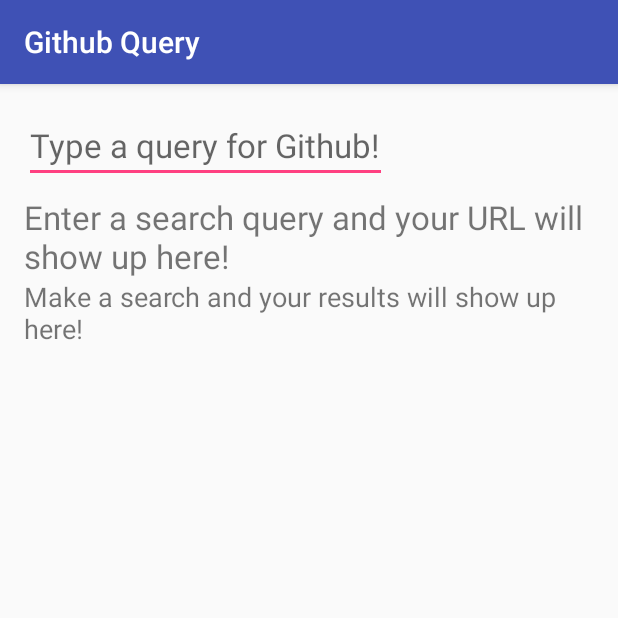
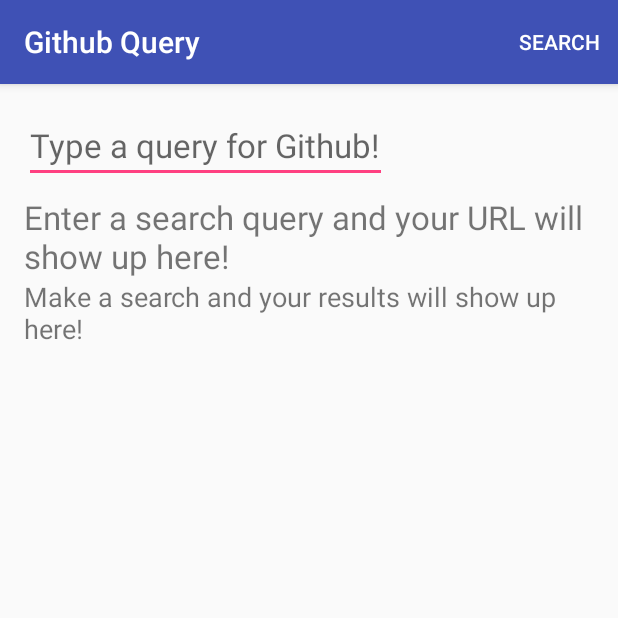
Before and after one commit to kupolin/T02.01-Exercise-CreateLayout, an Android app: the screen it shows after launch (MainActivity), on a phone screen of 412 x 824 dp, the top half of it. Run offline under Robolectric (Android 15) with nearby library versions, the phone set to English and light mode, and no system bars.

Commit message:
Added menu

```diff
--- a/app/src/main/java/com/example/android/datafrominternet/MainActivity.java
+++ b/app/src/main/java/com/example/android/datafrominternet/MainActivity.java
@@ -15,15 +15,21 @@
  */
 package com.example.android.datafrominternet;
 
+import android.content.Context;
 import android.os.Bundle;
 import android.support.v7.app.AppCompatActivity;
+import android.view.Menu;
+import android.view.MenuItem;
 import android.widget.EditText;
 import android.widget.TextView;
+import android.widget.Toast;
 
 public class MainActivity extends AppCompatActivity {
 
     EditText mSearchBoxEditText;
+
     TextView mUrlDisplayTextView;
+
     TextView mSearchResults;
 
     @Override
@@ -31,8 +37,27 @@ public class MainActivity extends AppCompatActivity {
         super.onCreate(savedInstanceState);
         setContentView(R.layout.activity_main);
 
-        mSearchBoxEditText = (EditText)findViewById(R.id.et_search_box);
+        mSearchBoxEditText = (EditText) findViewById(R.id.et_search_box);
         mUrlDisplayTextView = (TextView) findViewById(R.id.tv_url_display);
         mSearchResults = (TextView) findViewById(R.id.tv_github_search_results_json);
     }
+
+    @Override
+    public boolean onCreateOptionsMenu(Menu menu) {
+        getMenuInflater().inflate(R.menu.main, menu);
+        return true;
+    }
+
+    @Override
+    public boolean onOptionsItemSelected(MenuItem item) {
+        int menuItemThatWasSelected = item.getItemId();
+        if(menuItemThatWasSelected == R.id.action_search)
+        {
+            Context context = MainActivity.this;
+            String message = "Search clicked";
+            Toast.makeText(context, message, Toast.LENGTH_LONG).show();
+
+        }
+        return super.onOptionsItemSelected(item);
+    }
 }
--- /dev/null
+++ b/app/src/main/res/menu/main.xml
@@ -0,0 +1,9 @@
+<?xml version="1.0" encoding="utf-8"?>
+<menu xmlns:android="http://schemas.android.com/apk/res/android"
+    xmlns:app="http://schemas.android.com/apk/res-auto">
+    <item
+        android:title="@string/search"
+        android:orderInCategory="1"
+        app:showAsAction="ifRoom"
+        android:id="@+id/action_search" />
+</menu>
--- a/app/src/main/res/values/strings.xml
+++ b/app/src/main/res/values/strings.xml
@@ -15,4 +15,5 @@
   -->
 <resources>
     <string name="app_name">Github Query</string>
+    <string name="search">Search</string>
 </resources>
```
